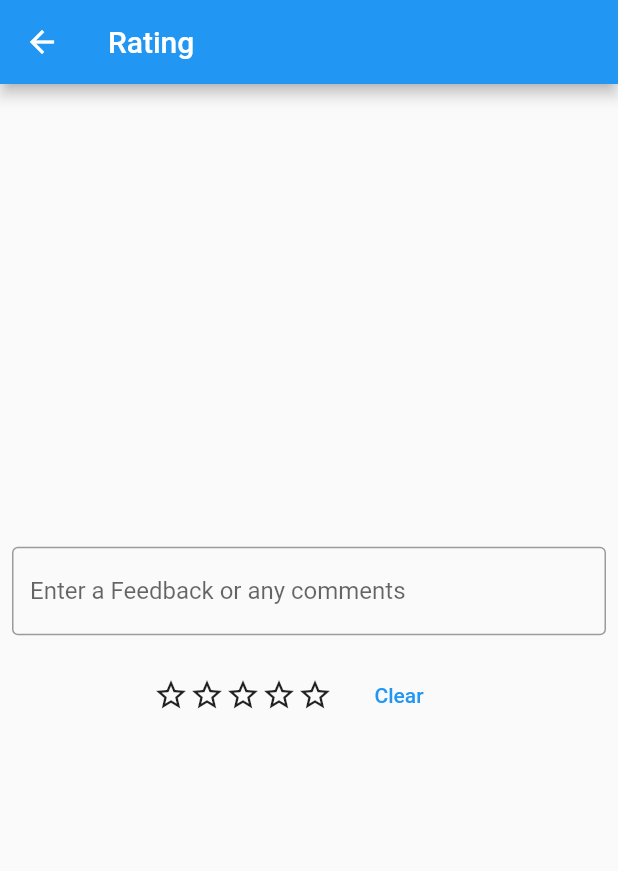
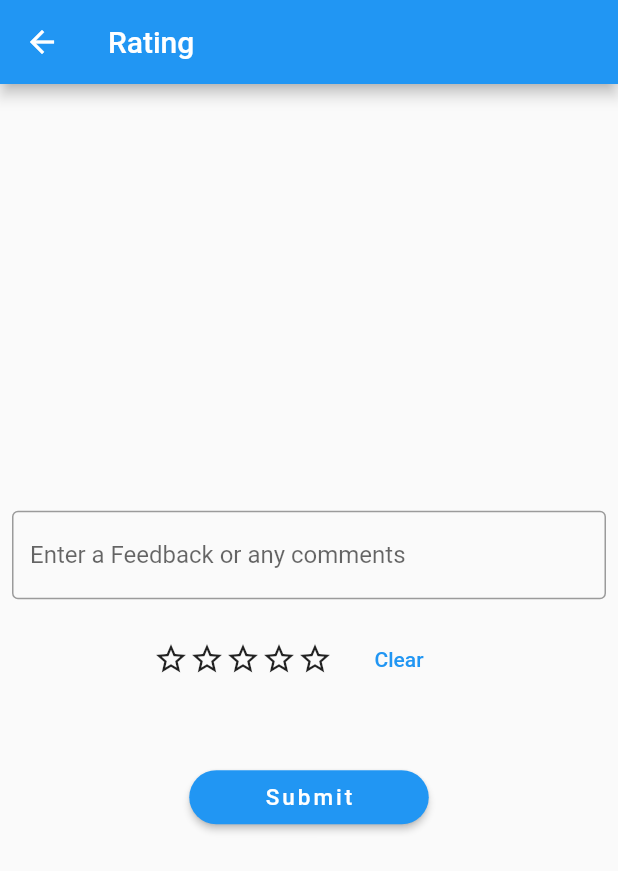
Before and after one commit to NadaMarmouch/DoctorAppointment, a Flutter app: the RatingsPage screen opened by its route, on a phone screen of 412 x 824 dp. Shown: the top 871 px of the screen. Run offline on Flutter 3.47's test engine with Material 2 defaults, Android fonts, the phone set to English and light mode, and no system bars; Roboto replaces fonts that are missing (Tahoma).

Commit message:
Update ratingPage.dart
Add Button

```diff
--- a/DoctorAppointment/lib/screens/ratingPage.dart
+++ b/DoctorAppointment/lib/screens/ratingPage.dart
@@ -36,7 +36,18 @@ class _RatingsPage extends State<RatingsPage> {
                   child: (_rating != null && _rating != 0)
                       ? Text("You selected $_rating rating",
                           style: TextStyle(fontSize: 18))
-                      : SizedBox.shrink())
+                      : SizedBox.shrink()),
+              ElevatedButton(
+                onPressed: () {},
+                child: Text("Submit",
+                    style: TextStyle(
+                        fontSize: 15, letterSpacing: 2, color: Colors.white)),
+                style: OutlinedButton.styleFrom(
+                    primary: Colors.blue,
+                    padding: EdgeInsets.symmetric(horizontal: 50),
+                    shape: RoundedRectangleBorder(
+                        borderRadius: BorderRadius.circular(20))),
+              )
             ],
           ),
         ));
```
Lines whose indentation alone changed are shown as unchanged.
